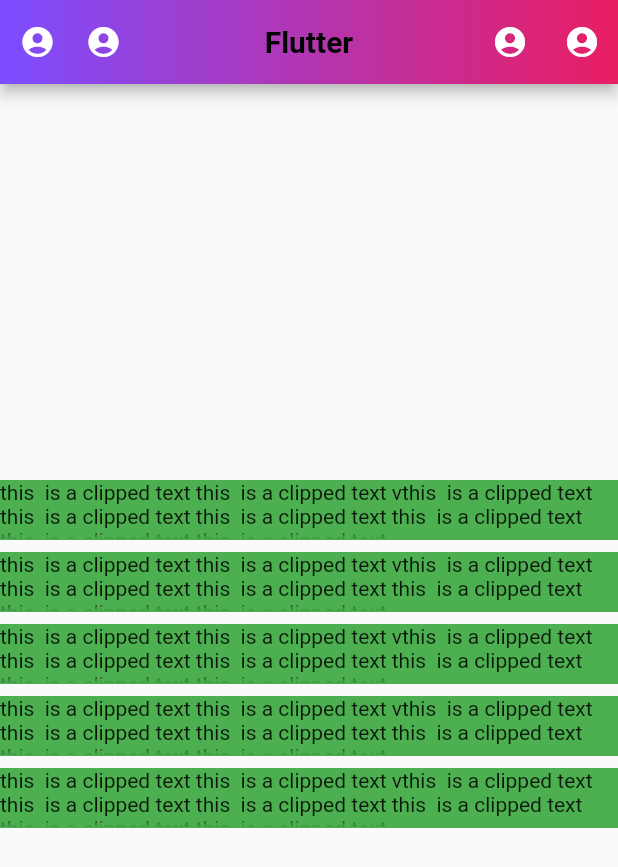
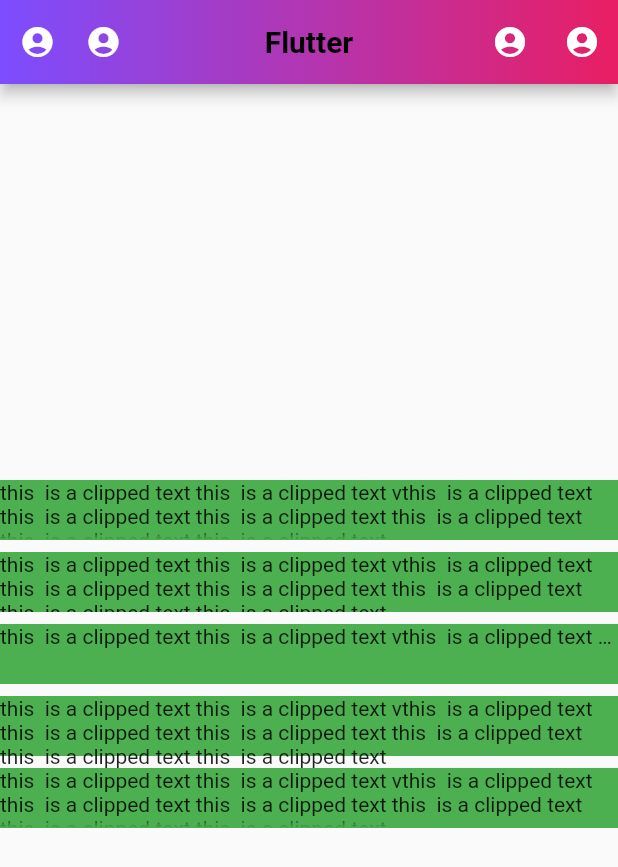
Before and after one commit to HowkMii/flutter-ui, a Flutter app: the screen it shows after launch, on a phone screen of 412 x 824 dp. Shown: the top 867 px of the screen. Run offline on Flutter 3.47's test engine with Material 2 defaults, Android fonts, the phone set to English and light mode, and no system bars; our stand-ins replace flushbar; missing offline and left inert: dart:ffi.

Commit message:
overflow 2

```diff
--- a/lib/main.dart
+++ b/lib/main.dart
@@ -85,21 +85,21 @@ class _MyHomePageState extends State<MyHomePage> {
             width: 200,
             height: 40,
             color: Colors.green,
-            child: Text("this  is a clipped text this  is a clipped text vthis  is a clipped text this  is a clipped text this  is a clipped text this  is a clipped text this  is a clipped text this  is a clipped text ",overflow: TextOverflow.fade,),
+            child: Text("this  is a clipped text this  is a clipped text vthis  is a clipped text this  is a clipped text this  is a clipped text this  is a clipped text this  is a clipped text this  is a clipped text ",overflow: TextOverflow.clip,),
           ),
           SizedBox(height: 8,),
                     Container(
             width: 200,
             height: 40,
             color: Colors.green,
-            child: Text("this  is a clipped text this  is a clipped text vthis  is a clipped text this  is a clipped text this  is a clipped text this  is a clipped text this  is a clipped text this  is a clipped text ",overflow: TextOverflow.fade,),
+            child: Text("this  is a clipped text this  is a clipped text vthis  is a clipped text this  is a clipped text this  is a clipped text this  is a clipped text this  is a clipped text this  is a clipped text ",overflow: TextOverflow.ellipsis,),
           ),
           SizedBox(height: 8,),
                     Container(
             width: 200,
             height: 40,
             color: Colors.green,
-            child: Text("this  is a clipped text this  is a clipped text vthis  is a clipped text this  is a clipped text this  is a clipped text this  is a clipped text this  is a clipped text this  is a clipped text ",overflow: TextOverflow.fade,),
+            child: Text("this  is a clipped text this  is a clipped text vthis  is a clipped text this  is a clipped text this  is a clipped text this  is a clipped text this  is a clipped text this  is a clipped text ",overflow: TextOverflow.visible,),
 
           ),
           SizedBox(height: 8,),
```
